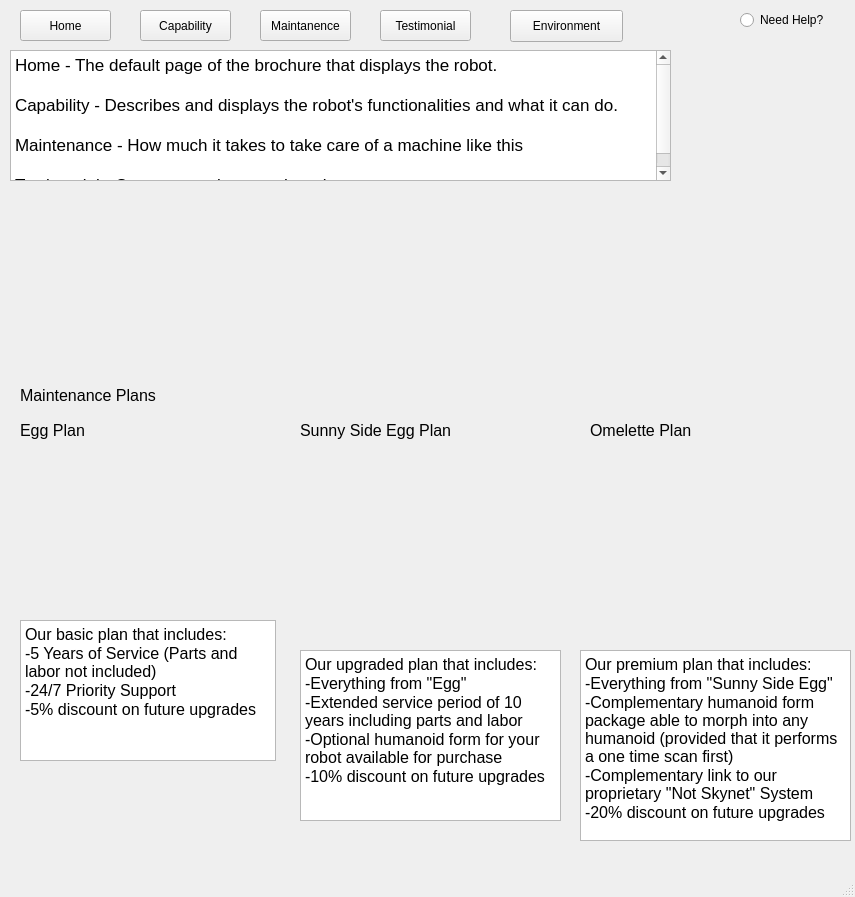
The window that brochure/home.ui (Team-llamas/Project-1) describes before a commit, drawn with Qt 5.
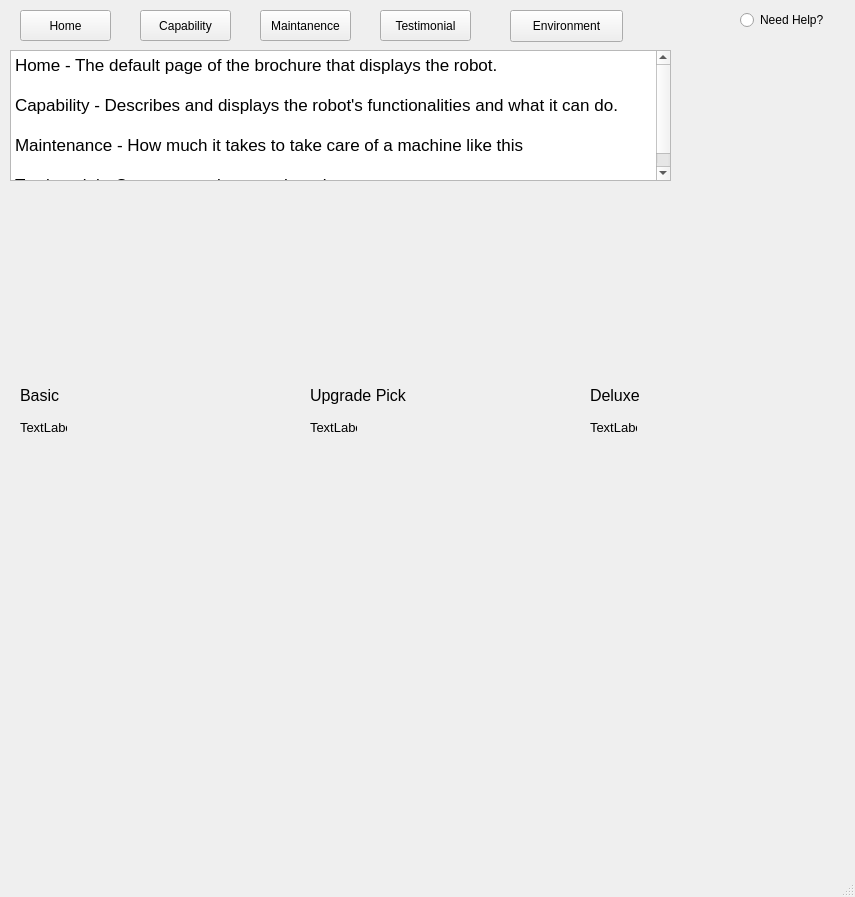
The same window after the commit. Icons and pictures are not drawn.

The edit to the form file:
```diff
--- a/brochure/home.ui
+++ b/brochure/home.ui
@@ -107,7 +107,7 @@
      </rect>
     </property>
     <property name="currentIndex">
-     <number>2</number>
+     <number>5</number>
     </property>
     <widget class="QWidget" name="mainPage">
      <widget class="QLabel" name="header">
@@ -419,12 +419,12 @@
        <string>&lt;!DOCTYPE HTML PUBLIC &quot;-//W3C//DTD HTML 4.0//EN&quot; &quot;http://www.w3.org/TR/REC-html40/strict.dtd&quot;&gt;
 &lt;html&gt;&lt;head&gt;&lt;meta name=&quot;qrichtext&quot; content=&quot;1&quot; /&gt;&lt;style type=&quot;text/css&quot;&gt;
 p, li { white-space: pre-wrap; }
-&lt;/style&gt;&lt;/head&gt;&lt;body style=&quot; font-family:'Ubuntu'; font-size:11pt; font-weight:400; font-style:normal;&quot;&gt;
-&lt;p style=&quot; margin-top:0px; margin-bottom:0px; margin-left:0px; margin-right:0px; -qt-block-indent:0; text-indent:0px;&quot;&gt;&lt;span style=&quot; font-family:'MS Shell Dlg 2'; font-size:12pt;&quot;&gt;Our basic plan that includes:&lt;/span&gt;&lt;/p&gt;
-&lt;p style=&quot; margin-top:0px; margin-bottom:0px; margin-left:0px; margin-right:0px; -qt-block-indent:0; text-indent:0px;&quot;&gt;&lt;span style=&quot; font-family:'MS Shell Dlg 2'; font-size:12pt;&quot;&gt;-5 Years of Service (Parts and labor not included)&lt;/span&gt;&lt;/p&gt;
-&lt;p style=&quot; margin-top:0px; margin-bottom:0px; margin-left:0px; margin-right:0px; -qt-block-indent:0; text-indent:0px;&quot;&gt;&lt;span style=&quot; font-family:'MS Shell Dlg 2'; font-size:12pt;&quot;&gt;-24/7 Priority Support&lt;/span&gt;&lt;/p&gt;
-&lt;p style=&quot; margin-top:0px; margin-bottom:0px; margin-left:0px; margin-right:0px; -qt-block-indent:0; text-indent:0px;&quot;&gt;&lt;span style=&quot; font-family:'MS Shell Dlg 2'; font-size:12pt;&quot;&gt;-5% discount on future upgrades&lt;/span&gt;&lt;/p&gt;
-&lt;p style=&quot;-qt-paragraph-type:empty; margin-top:0px; margin-bottom:0px; margin-left:0px; margin-right:0px; -qt-block-indent:0; text-indent:0px; font-family:'MS Shell Dlg 2'; font-size:12pt;&quot;&gt;&lt;br /&gt;&lt;/p&gt;&lt;/body&gt;&lt;/html&gt;</string>
+&lt;/style&gt;&lt;/head&gt;&lt;body style=&quot; font-family:'MS Shell Dlg 2'; font-size:8.25pt; font-weight:400; font-style:normal;&quot;&gt;
+&lt;p style=&quot; margin-top:0px; margin-bottom:0px; margin-left:0px; margin-right:0px; -qt-block-indent:0; text-indent:0px;&quot;&gt;&lt;span style=&quot; font-size:12pt;&quot;&gt;Our basic plan that includes:&lt;/span&gt;&lt;/p&gt;
+&lt;p style=&quot; margin-top:0px; margin-bottom:0px; margin-left:0px; margin-right:0px; -qt-block-indent:0; text-indent:0px;&quot;&gt;&lt;span style=&quot; font-size:12pt;&quot;&gt;-5 Years of Service (Parts and labor not included)&lt;/span&gt;&lt;/p&gt;
+&lt;p style=&quot; margin-top:0px; margin-bottom:0px; margin-left:0px; margin-right:0px; -qt-block-indent:0; text-indent:0px;&quot;&gt;&lt;span style=&quot; font-size:12pt;&quot;&gt;-24/7 Priority Support&lt;/span&gt;&lt;/p&gt;
+&lt;p style=&quot; margin-top:0px; margin-bottom:0px; margin-left:0px; margin-right:0px; -qt-block-indent:0; text-indent:0px;&quot;&gt;&lt;span style=&quot; font-size:12pt;&quot;&gt;-5% discount on future upgrades&lt;/span&gt;&lt;/p&gt;
+&lt;p style=&quot;-qt-paragraph-type:empty; margin-top:0px; margin-bottom:0px; margin-left:0px; margin-right:0px; -qt-block-indent:0; text-indent:0px; font-size:12pt;&quot;&gt;&lt;br /&gt;&lt;/p&gt;&lt;/body&gt;&lt;/html&gt;</string>
       </property>
      </widget>
      <widget class="QLabel" name="label_7">
@@ -514,12 +514,12 @@
        <string>&lt;!DOCTYPE HTML PUBLIC &quot;-//W3C//DTD HTML 4.0//EN&quot; &quot;http://www.w3.org/TR/REC-html40/strict.dtd&quot;&gt;
 &lt;html&gt;&lt;head&gt;&lt;meta name=&quot;qrichtext&quot; content=&quot;1&quot; /&gt;&lt;style type=&quot;text/css&quot;&gt;
 p, li { white-space: pre-wrap; }
-&lt;/style&gt;&lt;/head&gt;&lt;body style=&quot; font-family:'Ubuntu'; font-size:11pt; font-weight:400; font-style:normal;&quot;&gt;
-&lt;p style=&quot; margin-top:0px; margin-bottom:0px; margin-left:0px; margin-right:0px; -qt-block-indent:0; text-indent:0px;&quot;&gt;&lt;span style=&quot; font-family:'MS Shell Dlg 2'; font-size:12pt;&quot;&gt;Our premium plan that includes:&lt;/span&gt;&lt;/p&gt;
-&lt;p style=&quot; margin-top:0px; margin-bottom:0px; margin-left:0px; margin-right:0px; -qt-block-indent:0; text-indent:0px;&quot;&gt;&lt;span style=&quot; font-family:'MS Shell Dlg 2'; font-size:12pt;&quot;&gt;-Everything from &amp;quot;Sunny Side Egg&amp;quot;&lt;/span&gt;&lt;/p&gt;
-&lt;p style=&quot; margin-top:0px; margin-bottom:0px; margin-left:0px; margin-right:0px; -qt-block-indent:0; text-indent:0px;&quot;&gt;&lt;span style=&quot; font-family:'MS Shell Dlg 2'; font-size:12pt;&quot;&gt;-Complementary humanoid form package able to morph into any humanoid (provided that it performs a one time scan first)&lt;/span&gt;&lt;/p&gt;
-&lt;p style=&quot; margin-top:0px; margin-bottom:0px; margin-left:0px; margin-right:0px; -qt-block-indent:0; text-indent:0px;&quot;&gt;&lt;span style=&quot; font-family:'MS Shell Dlg 2'; font-size:12pt;&quot;&gt;-Complementary link to our proprietary &amp;quot;Not Skynet&amp;quot; System&lt;/span&gt;&lt;/p&gt;
-&lt;p style=&quot; margin-top:0px; margin-bottom:0px; margin-left:0px; margin-right:0px; -qt-block-indent:0; text-indent:0px;&quot;&gt;&lt;span style=&quot; font-family:'MS Shell Dlg 2'; font-size:12pt;&quot;&gt;-20% discount on future upgrades&lt;/span&gt;&lt;/p&gt;&lt;/body&gt;&lt;/html&gt;</string>
+&lt;/style&gt;&lt;/head&gt;&lt;body style=&quot; font-family:'MS Shell Dlg 2'; font-size:8.25pt; font-weight:400; font-style:normal;&quot;&gt;
+&lt;p style=&quot; margin-top:0px; margin-bottom:0px; margin-left:0px; margin-right:0px; -qt-block-indent:0; text-indent:0px;&quot;&gt;&lt;span style=&quot; font-size:12pt;&quot;&gt;Our premium plan that includes:&lt;/span&gt;&lt;/p&gt;
+&lt;p style=&quot; margin-top:0px; margin-bottom:0px; margin-left:0px; margin-right:0px; -qt-block-indent:0; text-indent:0px;&quot;&gt;&lt;span style=&quot; font-size:12pt;&quot;&gt;-Everything from &amp;quot;Sunny Side Egg&amp;quot;&lt;/span&gt;&lt;/p&gt;
+&lt;p style=&quot; margin-top:0px; margin-bottom:0px; margin-left:0px; margin-right:0px; -qt-block-indent:0; text-indent:0px;&quot;&gt;&lt;span style=&quot; font-size:12pt;&quot;&gt;-Complementary humanoid form package able to morph into any humanoid (provided that it performs a one time scan first)&lt;/span&gt;&lt;/p&gt;
+&lt;p style=&quot; margin-top:0px; margin-bottom:0px; margin-left:0px; margin-right:0px; -qt-block-indent:0; text-indent:0px;&quot;&gt;&lt;span style=&quot; font-size:12pt;&quot;&gt;-Complementary link to our proprietary &amp;quot;Not Skynet&amp;quot; System&lt;/span&gt;&lt;/p&gt;
+&lt;p style=&quot; margin-top:0px; margin-bottom:0px; margin-left:0px; margin-right:0px; -qt-block-indent:0; text-indent:0px;&quot;&gt;&lt;span style=&quot; font-size:12pt;&quot;&gt;-20% discount on future upgrades&lt;/span&gt;&lt;/p&gt;&lt;/body&gt;&lt;/html&gt;</string>
       </property>
      </widget>
      <widget class="QLabel" name="label_10">
@@ -553,12 +553,12 @@
        <string>&lt;!DOCTYPE HTML PUBLIC &quot;-//W3C//DTD HTML 4.0//EN&quot; &quot;http://www.w3.org/TR/REC-html40/strict.dtd&quot;&gt;
 &lt;html&gt;&lt;head&gt;&lt;meta name=&quot;qrichtext&quot; content=&quot;1&quot; /&gt;&lt;style type=&quot;text/css&quot;&gt;
 p, li { white-space: pre-wrap; }
-&lt;/style&gt;&lt;/head&gt;&lt;body style=&quot; font-family:'Ubuntu'; font-size:11pt; font-weight:400; font-style:normal;&quot;&gt;
-&lt;p style=&quot; margin-top:0px; margin-bottom:0px; margin-left:0px; margin-right:0px; -qt-block-indent:0; text-indent:0px;&quot;&gt;&lt;span style=&quot; font-family:'MS Shell Dlg 2'; font-size:12pt;&quot;&gt;Our upgraded plan that includes:&lt;/span&gt;&lt;/p&gt;
-&lt;p style=&quot; margin-top:0px; margin-bottom:0px; margin-left:0px; margin-right:0px; -qt-block-indent:0; text-indent:0px;&quot;&gt;&lt;span style=&quot; font-family:'MS Shell Dlg 2'; font-size:12pt;&quot;&gt;-Everything from &amp;quot;Egg&amp;quot;&lt;/span&gt;&lt;/p&gt;
-&lt;p style=&quot; margin-top:0px; margin-bottom:0px; margin-left:0px; margin-right:0px; -qt-block-indent:0; text-indent:0px;&quot;&gt;&lt;span style=&quot; font-family:'MS Shell Dlg 2'; font-size:12pt;&quot;&gt;-Extended service period of 10 years including parts and labor&lt;/span&gt;&lt;/p&gt;
-&lt;p style=&quot; margin-top:0px; margin-bottom:0px; margin-left:0px; margin-right:0px; -qt-block-indent:0; text-indent:0px;&quot;&gt;&lt;span style=&quot; font-family:'MS Shell Dlg 2'; font-size:12pt;&quot;&gt;-Optional humanoid form for your robot available for purchase&lt;/span&gt;&lt;/p&gt;
-&lt;p style=&quot; margin-top:0px; margin-bottom:0px; margin-left:0px; margin-right:0px; -qt-block-indent:0; text-indent:0px;&quot;&gt;&lt;span style=&quot; font-family:'MS Shell Dlg 2'; font-size:12pt;&quot;&gt;-10% discount on future upgrades&lt;/span&gt;&lt;/p&gt;&lt;/body&gt;&lt;/html&gt;</string>
+&lt;/style&gt;&lt;/head&gt;&lt;body style=&quot; font-family:'MS Shell Dlg 2'; font-size:8.25pt; font-weight:400; font-style:normal;&quot;&gt;
+&lt;p style=&quot; margin-top:0px; margin-bottom:0px; margin-left:0px; margin-right:0px; -qt-block-indent:0; text-indent:0px;&quot;&gt;&lt;span style=&quot; font-size:12pt;&quot;&gt;Our upgraded plan that includes:&lt;/span&gt;&lt;/p&gt;
+&lt;p style=&quot; margin-top:0px; margin-bottom:0px; margin-left:0px; margin-right:0px; -qt-block-indent:0; text-indent:0px;&quot;&gt;&lt;span style=&quot; font-size:12pt;&quot;&gt;-Everything from &amp;quot;Egg&amp;quot;&lt;/span&gt;&lt;/p&gt;
+&lt;p style=&quot; margin-top:0px; margin-bottom:0px; margin-left:0px; margin-right:0px; -qt-block-indent:0; text-indent:0px;&quot;&gt;&lt;span style=&quot; font-size:12pt;&quot;&gt;-Extended service period of 10 years including parts and labor&lt;/span&gt;&lt;/p&gt;
+&lt;p style=&quot; margin-top:0px; margin-bottom:0px; margin-left:0px; margin-right:0px; -qt-block-indent:0; text-indent:0px;&quot;&gt;&lt;span style=&quot; font-size:12pt;&quot;&gt;-Optional humanoid form for your robot available for purchase&lt;/span&gt;&lt;/p&gt;
+&lt;p style=&quot; margin-top:0px; margin-bottom:0px; margin-left:0px; margin-right:0px; -qt-block-indent:0; text-indent:0px;&quot;&gt;&lt;span style=&quot; font-size:12pt;&quot;&gt;-10% discount on future upgrades&lt;/span&gt;&lt;/p&gt;&lt;/body&gt;&lt;/html&gt;</string>
       </property>
      </widget>
     </widget>
@@ -716,6 +716,116 @@
       </property>
      </widget>
     </widget>
+    <widget class="QWidget" name="page">
+     <widget class="QLabel" name="label_11">
+      <property name="geometry">
+       <rect>
+        <x>10</x>
+        <y>0</y>
+        <width>131</width>
+        <height>31</height>
+       </rect>
+      </property>
+      <property name="font">
+       <font>
+        <pointsize>12</pointsize>
+       </font>
+      </property>
+      <property name="text">
+       <string>Basic</string>
+      </property>
+     </widget>
+     <widget class="QLabel" name="label_12">
+      <property name="geometry">
+       <rect>
+        <x>300</x>
+        <y>0</y>
+        <width>131</width>
+        <height>31</height>
+       </rect>
+      </property>
+      <property name="font">
+       <font>
+        <pointsize>12</pointsize>
+       </font>
+      </property>
+      <property name="text">
+       <string>Upgrade Pick</string>
+      </property>
+     </widget>
+     <widget class="QLabel" name="label_13">
+      <property name="geometry">
+       <rect>
+        <x>580</x>
+        <y>0</y>
+        <width>131</width>
+        <height>31</height>
+       </rect>
+      </property>
+      <property name="font">
+       <font>
+        <pointsize>12</pointsize>
+       </font>
+      </property>
+      <property name="text">
+       <string>Deluxe</string>
+      </property>
+     </widget>
+     <widget class="QLabel" name="label_14">
+      <property name="geometry">
+       <rect>
+        <x>10</x>
+        <y>40</y>
+        <width>47</width>
+        <height>14</height>
+       </rect>
+      </property>
+      <property name="font">
+       <font>
+        <pointsize>10</pointsize>
+       </font>
+      </property>
+      <property name="text">
+       <string>TextLabel</string>
+      </property>
+     </widget>
+     <widget class="QLabel" name="label_15">
+      <property name="geometry">
+       <rect>
+        <x>580</x>
+        <y>40</y>
+        <width>47</width>
+        <height>14</height>
+       </rect>
+      </property>
+      <property name="font">
+       <font>
+        <pointsize>10</pointsize>
+       </font>
+      </property>
+      <property name="text">
+       <string>TextLabel</string>
+      </property>
+     </widget>
+     <widget class="QLabel" name="label_16">
+      <property name="geometry">
+       <rect>
+        <x>300</x>
+        <y>40</y>
+        <width>47</width>
+        <height>14</height>
+       </rect>
+      </property>
+      <property name="font">
+       <font>
+        <pointsize>10</pointsize>
+       </font>
+      </property>
+      <property name="text">
+       <string>TextLabel</string>
+      </property>
+     </widget>
+    </widget>
    </widget>
    <widget class="QPushButton" name="EnvironmentButton">
     <property name="geometry">
```
Left out of the diff: 48 changed lines with no effect on the pictures.
